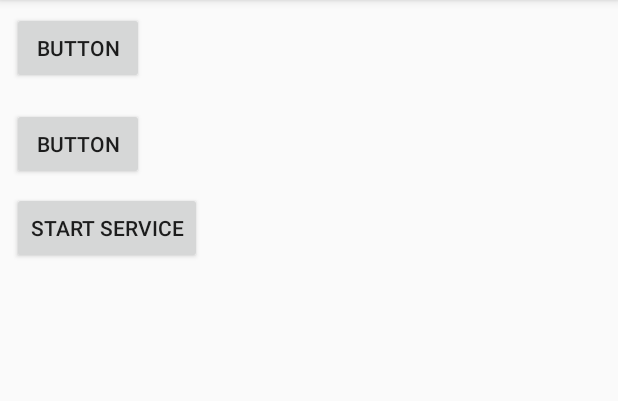
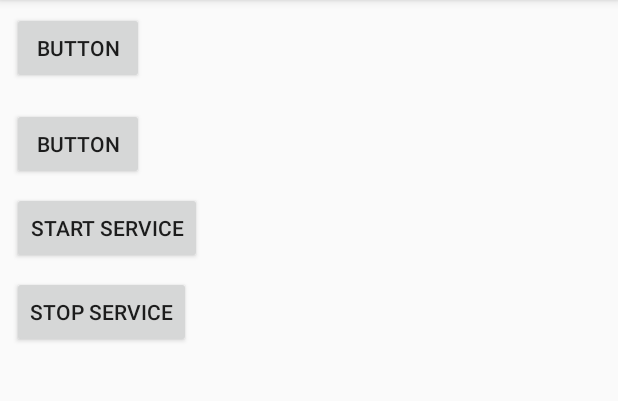
Before and after one commit to rex30062/MyApp_170504_01, an Android app: the screen it shows after launch (MainActivity), after a tap on "START SERVICE", on a phone screen of 412 x 824 dp, the part 84-485 px from its top. Run offline under Robolectric (Android 15) with nearby library versions, the phone set to English and light mode, and no system bars.

Commit message:
add Service__ 時間停止

```diff
--- a/app/src/main/java/com/cclz/myapp_170504_01/MainActivity.java
+++ b/app/src/main/java/com/cclz/myapp_170504_01/MainActivity.java
@@ -11,6 +11,7 @@ import android.view.View;
 public class MainActivity extends AppCompatActivity {
     NotificationManager manager;
     final int NOTIFICATION_ID=321;  //  通知編號
+    Intent serviceIntent;
     @Override
     protected void onCreate(Bundle savedInstanceState) {
         super.onCreate(savedInstanceState);
@@ -41,8 +42,12 @@ public class MainActivity extends AppCompatActivity {
     }
 
     public void clickStartService(View v){
-        Intent it=new Intent(MainActivity.this, MyService.class);
-        startService(it);
+        serviceIntent=new Intent(MainActivity.this, MyService.class);
+        startService(serviceIntent);
+    }
+
+    public void clickStopService(View v){
+        stopService(serviceIntent);
     }
 
 }
--- a/app/src/main/res/layout/activity_main.xml
+++ b/app/src/main/res/layout/activity_main.xml
@@ -38,4 +38,15 @@
         android:text="Start Service"
         app:layout_constraintLeft_toLeftOf="parent"
         app:layout_constraintTop_toBottomOf="@+id/button2" />
+
+    <Button
+        android:id="@+id/button4"
+        android:layout_width="wrap_content"
+        android:layout_height="wrap_content"
+        android:layout_marginLeft="8dp"
+        android:layout_marginTop="8dp"
+        android:onClick="clickStopService"
+        android:text="Stop Service"
+        app:layout_constraintLeft_toLeftOf="parent"
+        app:layout_constraintTop_toBottomOf="@+id/button3" />
 </android.support.constraint.ConstraintLayout>
```
Also changed, not shown: app/src/main/java/com/cclz/myapp_170504_01/MyService.java (+13 -2 lines).
